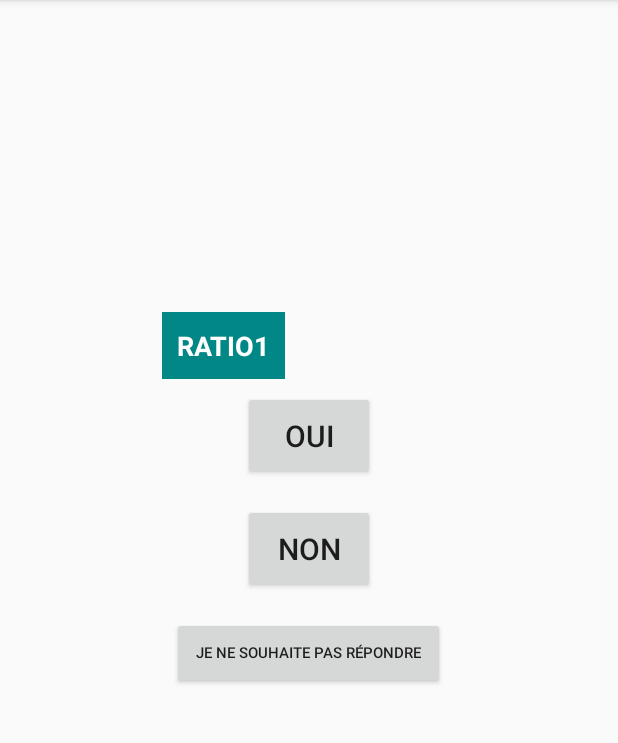
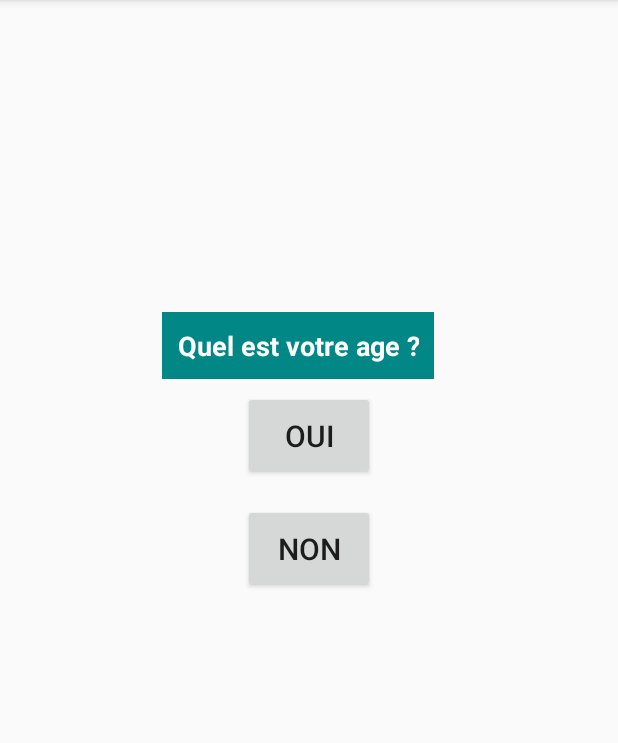
Before and after one commit to Eligames-IUT/Puissance-4, an Android app: the Questionnaire screen opened directly, with no data from a screen before it, after a tap on "NON", on a phone screen of 412 x 824 dp, the part 84-827 px from its top. Run offline under Robolectric (Android 15) with nearby library versions, the phone set to English and light mode, and no system bars; 1 other tap on this screen came first.

Commit message:
xml a configurer + condition en fonction de la question

```diff
--- a/app/src/main/java/fr/groupe1C/puissance4/views/Questionnaire.java
+++ b/app/src/main/java/fr/groupe1C/puissance4/views/Questionnaire.java
@@ -22,7 +22,7 @@ public class Questionnaire extends AppCompatActivity implements  View.OnClickLis
     private Button oui2;
     private Button non2;
 
-    private int nb_question,note;
+    private int nb_question;
 
 
    @Override
@@ -33,21 +33,20 @@ public class Questionnaire extends AppCompatActivity implements  View.OnClickLis
 
         tv = findViewById(R.id.question);
 
-        nb_question = 10;
-        note = 10;
+        nb_question = 11;
 
         question = new String[nb_question];
 
-        question[0] = "RATIO0";
-        question[1] = "RATIO1";
-        question[2] = "RATIO2";
-        question[3] = "RATIO3";
-        question[4] = "RATIO4";
-        question[5] = "RATIO5";
-        question[6] = "RATIO6";
-        question[7] = "RATIO7";
-        question[8] = "RATIO8";
-        question[9] = "RATIO9";
+        question[0] = "Voulez-vous répondre à un sondage rapide ? (2min)";
+        question[1] = "Quel est votre age ?";
+        question[2] = "Quel est votre sexe ?";
+        question[3] = "Combien de partie(s) avez-vous joué ?";
+        question[4] = "Trouvez-vous le jeu facile d'utilisation ?";
+        question[5] = "Quel est votre statut ?";
+        question[6] = "Quel est votre situation patrimoniale ?";
+        question[7] = "Quels jeux aimeriez-vous voir prochainement ?";
+        question[8] = "Avec qui jouez-vous ?";
+        question[9] = "Aimeriez-vous un mode 3 joueurs ?";
 
 
         oui = new Button[nb_question];
@@ -76,17 +75,11 @@ public class Questionnaire extends AppCompatActivity implements  View.OnClickLis
 
             for(int i = 0; i < nb_question; i++){
 
-            if(i == 9){
-                tv.setText("NOTE :" + note);
-            }
-            if (v.equals(this.oui[i]) || v.equals(this.non[i])){
-
-                if(v.equals(this.non[i])){
-                    if(note > 0){
-                        note--;
-                    }
+                if(i == 0){
+                    pas_avis.setVisibility(View.INVISIBLE);
                 }
 
+                if (v.equals(this.oui[i]) || v.equals(this.non[i])){
 
                     this.oui[i] = null;
                     this.non[i] = null;
@@ -101,5 +94,7 @@ public class Questionnaire extends AppCompatActivity implements  View.OnClickLis
                     break;
                 }
             }
+
+
    }
 }
```
Also changed, not shown: app/src/main/res/layout/questionnaire.xml (+0 -9 lines). Lines whose indentation alone changed are shown as unchanged.
